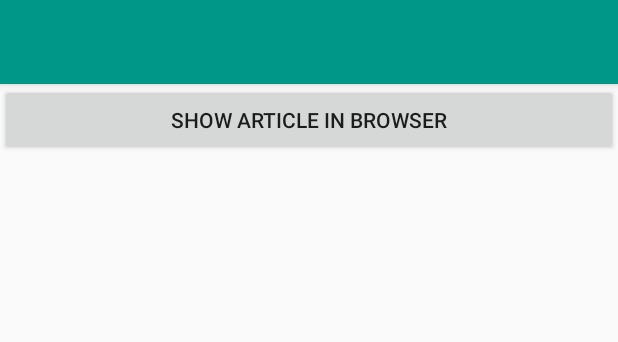
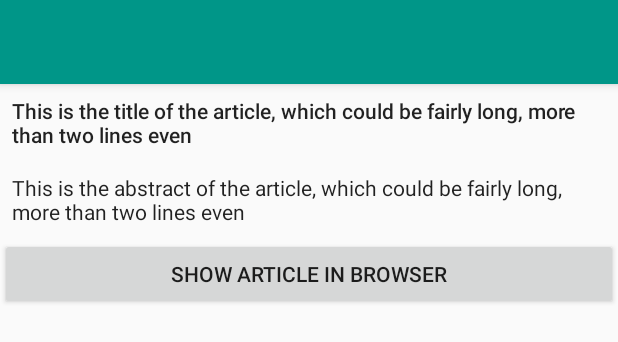
Before and after one commit to ntoson66/NyTimesPlayground, an Android app: the layout activity_article.xml on its own in the app's theme, with its tools: preview values and no code run, on a phone screen of 412 x 824 dp. Shown: the top 342 px of the screen. Run offline under Robolectric (Android 15) with nearby library versions, the phone set to English and light mode, and no system bars.

Commit message:
add a little extra info to the article activity

```diff
--- a/app/src/main/java/com/hdeva/nytimes/ui/article/ArticleActivityPresenter.kt
+++ b/app/src/main/java/com/hdeva/nytimes/ui/article/ArticleActivityPresenter.kt
@@ -14,15 +14,16 @@ class ArticleActivityPresenter @Inject constructor(private val activity: Article
         with(activity) {
             binding = DataBindingUtil.setContentView(this, R.layout.activity_article)
             enableActionBarBack()
-            title = activity.article.title
         }
 
         with(activity.binding) {
+            articleTitle.text = activity.article.title
+            articleAbstract.text = activity.article.abstract
             articleShowButton.setOnClickListener { openInBrowser(activity.article) }
         }
     }
 
-    fun openInBrowser(article: NyTimesArticle) {
+    private fun openInBrowser(article: NyTimesArticle) {
         activity.startActivity(Intent(Intent.ACTION_VIEW, Uri.parse(article.url)))
     }
 }
--- a/app/src/main/res/layout/activity_article.xml
+++ b/app/src/main/res/layout/activity_article.xml
@@ -1,12 +1,33 @@
 <?xml version="1.0" encoding="utf-8"?>
-<layout xmlns:android="http://schemas.android.com/apk/res/android">
+<layout xmlns:android="http://schemas.android.com/apk/res/android"
+    xmlns:tools="http://schemas.android.com/tools">
+
+    <ScrollView
+        android:layout_width="match_parent"
+        android:layout_height="match_parent">
 
         <LinearLayout
             android:layout_width="match_parent"
-        android:layout_height="match_parent"
+            android:layout_height="wrap_content"
             android:orientation="vertical">
 
             <include layout="@layout/support_appbar" />
+
+            <TextView
+                android:id="@+id/article_title"
+                android:layout_width="match_parent"
+                android:layout_height="wrap_content"
+                android:padding="@dimen/padding_medium"
+                android:textAppearance="@style/TextAppearance.AppCompat.Body2"
+                tools:text="This is the title of the article, which could be fairly long, more than two lines even" />
+
+            <TextView
+                android:id="@+id/article_abstract"
+                android:layout_width="match_parent"
+                android:layout_height="wrap_content"
+                android:padding="@dimen/padding_medium"
+                android:textAppearance="@style/TextAppearance.AppCompat.Body1"
+                tools:text="This is the abstract of the article, which could be fairly long, more than two lines even" />
 
             <Button
                 android:id="@+id/article_show_button"
@@ -16,4 +37,6 @@
 
         </LinearLayout>
 
+    </ScrollView>
+
 </layout>
```
Lines whose indentation alone changed are shown as unchanged.
